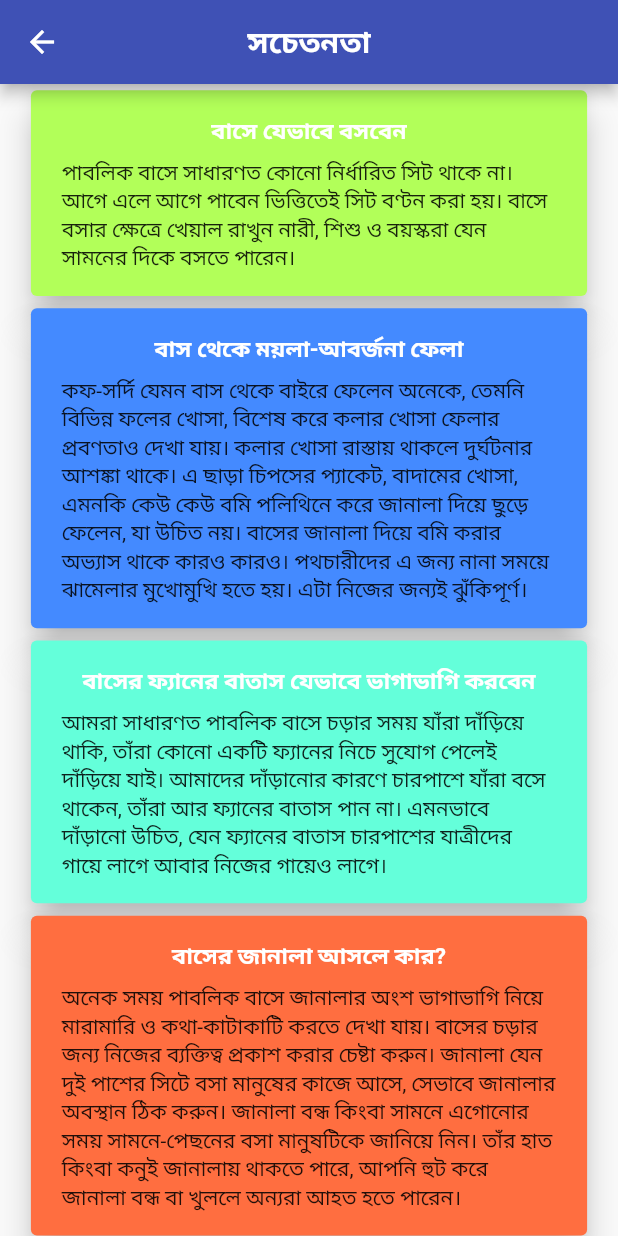
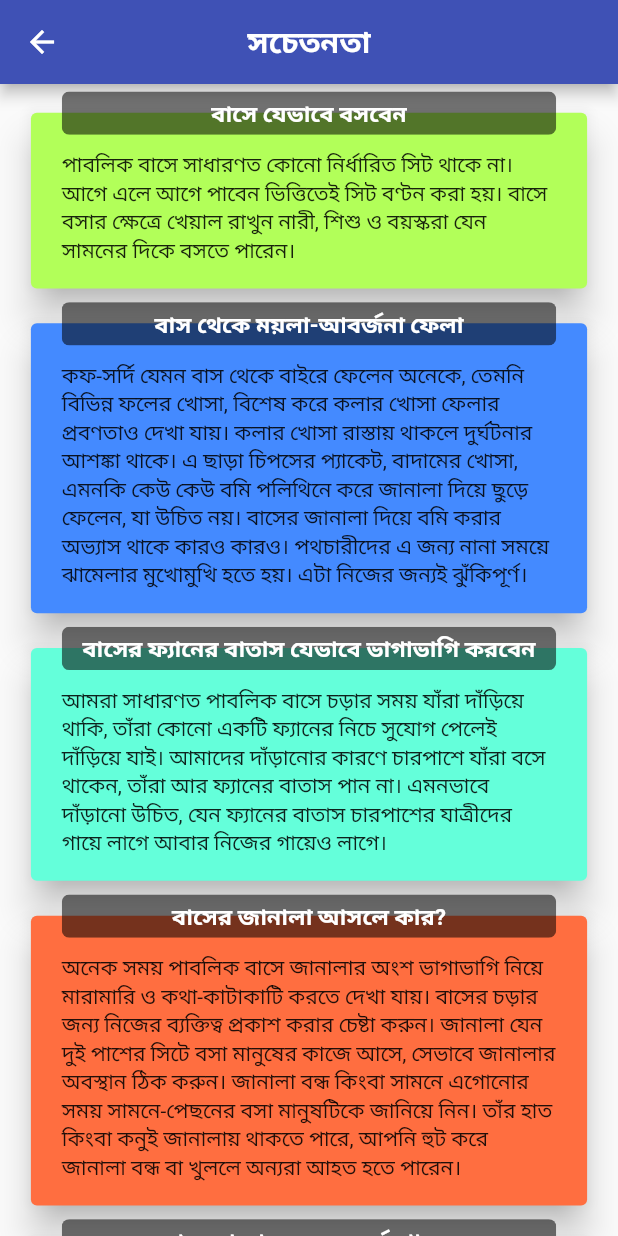
Before and after one commit to sohagmahin/Search-Dhaka, a Flutter app: the ConsciousInfoPage screen opened directly, on a phone screen of 412 x 824 dp. Run offline on Flutter 3.47's test engine with Material 2 defaults, Android fonts, the phone set to English and light mode, and no system bars; our stand-ins replace data_connection_checker, shared_preferences, sqflite; missing offline and left inert: autocomplete_textfield; accounts and stored records are empty; statements that could not run were skipped.

Commit message:
redesign & refactoring code

```diff
--- a/lib/pages/conscious_info_page.dart
+++ b/lib/pages/conscious_info_page.dart
@@ -1,5 +1,6 @@
 import 'package:flutter/material.dart';
 import '../util/constant.dart';
+import '../widget/custom_card.dart';
 
 class ConsciousInfoPage extends StatelessWidget {
   @override
@@ -19,43 +20,6 @@ class ConsciousInfoPage extends StatelessWidget {
           title: KConstant.contentList[index].title,
           content: KConstant.contentList[index].content,
         ),
-        ));
-  }
-}
-
-class CustomCard extends StatelessWidget {
-  final String title;
-  final String content;
-  final Color color;
-
-  CustomCard({this.title, this.content, this.color});
-
-  @override
-  Widget build(BuildContext context) {
-    var screenWidth = MediaQuery.of(context).size.width;
-    var screenHeight = MediaQuery.of(context).size.height;
-    return Card(
-      color: color,
-      elevation: 10,
-      margin: EdgeInsets.symmetric(
-          horizontal: screenWidth * 0.05, vertical: screenWidth * 0.01),
-      child: Container(
-        padding: EdgeInsets.only(
-          left: screenWidth * 0.05,
-          right: screenWidth * 0.05,
-        ),
-        child: Column(
-          crossAxisAlignment: CrossAxisAlignment.center,
-          children: <Widget>[
-            SizedBox(height: screenHeight*0.02,),
-            Text(title,style: TextStyle(fontSize: 15,fontWeight: FontWeight.bold,color: Colors.white),),
-            SizedBox(
-              height: screenWidth*0.02,
-            ),
-            Text(content),
-            SizedBox(height: screenHeight* 0.02,)
-          ],
-        ),
       ),
     );
   }
--- a/lib/pages/input_page.dart
+++ b/lib/pages/input_page.dart
@@ -72,7 +72,7 @@ class _InputPageState extends State<InputPage> {
                   shape: BoxShape.rectangle,
                   boxShadow: [
                     BoxShadow(
-                        color: Colors.lightBlueAccent,
+                        color: Colors.black54,
                         blurRadius: 1,
                         spreadRadius: 2.5)
                   ]),
--- /dev/null
+++ b/lib/widget/custom_card.dart
@@ -0,0 +1,74 @@
+import 'package:flutter/material.dart';
+
+class CustomCard extends StatelessWidget {
+
+  final String title;
+  final String content;
+  final Color color;
+
+  CustomCard({this.title, this.content, this.color});
+
+  @override
+  Widget build(BuildContext context) {
+    var screenWidth = MediaQuery.of(context).size.width;
+    var screenHeight = MediaQuery.of(context).size.height;
+
+    EdgeInsetsGeometry _paddingContainer() {
+      return EdgeInsets.only(
+        left: screenWidth * 0.05,
+        right: screenWidth * 0.05,
+      );
+    }
+      return Stack(
+      alignment: Alignment.topCenter,
+      children: [
+        Padding(
+          padding: EdgeInsets.only(top: 15),
+          child: Card(
+            color: color,
+            elevation: 10,
+            margin: EdgeInsets.symmetric(
+                horizontal: screenWidth * 0.05, vertical: screenWidth * 0.01),
+            child: Container(
+              padding: _paddingContainer(),
+              child: Column(
+                crossAxisAlignment: CrossAxisAlignment.center,
+                children: <Widget>[
+                  SizedBox(
+                    height: screenWidth * 0.06,
+                  ),
+                  Text(content),
+                  SizedBox(
+                    height: screenHeight * 0.02,
+                  ),
+                ],
+              ),
+            ),
+          ),
+        ),
+        Padding(
+          padding: EdgeInsets.only(top: 5.0),
+          child: ClipRRect(
+            borderRadius: BorderRadius.circular(5.0),
+            child: Container(
+              child: Container(
+                alignment: Alignment.center,
+                child: Text(
+                  title,
+                  style: TextStyle(
+                    fontSize: 15,
+                    fontWeight: FontWeight.bold,
+                    color: Colors.white,
+                  ),
+                ),
+                height: screenHeight*0.035,
+                width: screenWidth*0.8,
+                color: Colors.black54,
+              ),
+            ),
+          ),
+        ),
+      ],
+    );
+  }
+}
```
Lines whose indentation alone changed are shown as unchanged.
